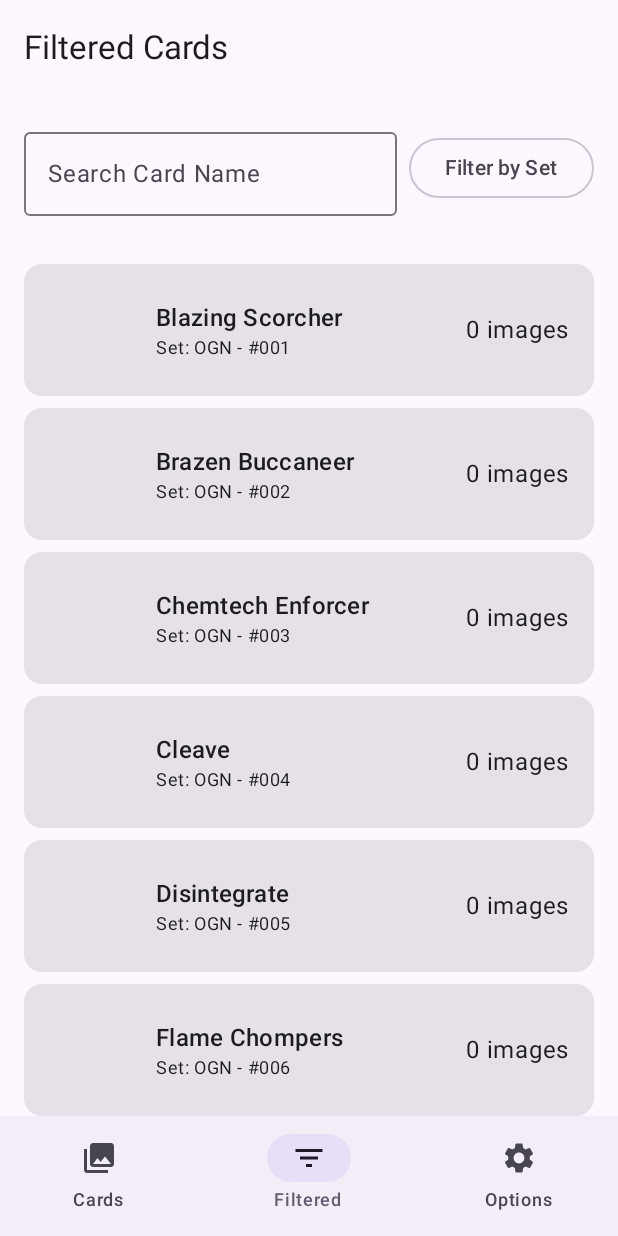
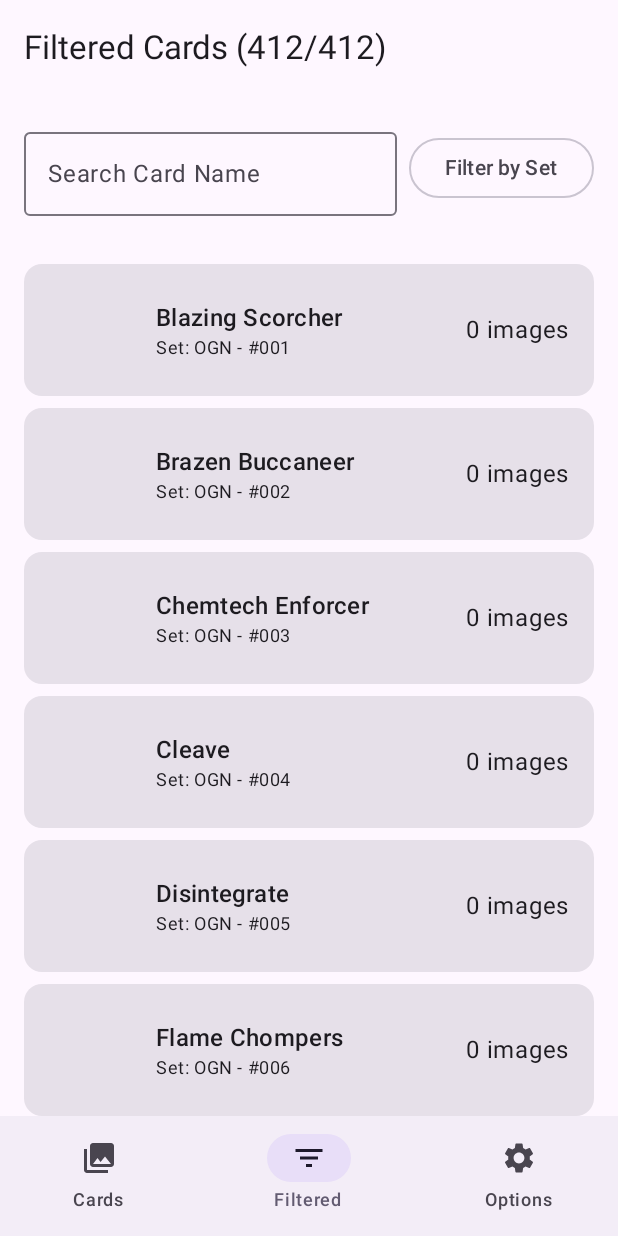
Before and after one commit to fresh2nd/CardDataSetCreator, an Android app built with Jetpack Compose: the FilteredCardListScreen screen opened through its navigation route, on a phone screen of 412 x 824 dp. Run offline under Robolectric (Android 15) with nearby library versions, the phone set to English and light mode, and no system bars.

```diff
--- a/app/src/main/java/com/dataset/creator/ui/camera/CameraScreen.kt
+++ b/app/src/main/java/com/dataset/creator/ui/camera/CameraScreen.kt
@@ -123,7 +123,9 @@ fun CameraScreen(cardName: String, navController: NavController, viewModel: Card
                     val currentIndex = cards.indexOfFirst { it.getFolderName() == cardName }
                     if (currentIndex != -1 && currentIndex < cards.size - 1) {
                         val nextCard = cards[currentIndex + 1]
-                        navController.popBackStack()
+                        navController.navigate("cardDetails/${nextCard.getFolderName()}") {
+                            popUpTo("cardDetails/$cardName") { inclusive = true }
+                        }
                         navController.navigate("camera/${nextCard.getFolderName()}")
                     }
                 }) {
--- a/app/src/main/java/com/dataset/creator/ui/cards/FilteredCardListScreen.kt
+++ b/app/src/main/java/com/dataset/creator/ui/cards/FilteredCardListScreen.kt
@@ -41,9 +41,15 @@ fun FilteredCardListScreen(navController: NavController, viewModel: CardsViewMod
         }
     }
 
+    val totalCardsInSet = remember(viewModel.cards, selectedSet) {
+        viewModel.cards.filter { card ->
+            selectedSet == null || card.set == selectedSet
+        }
+    }
+
     Scaffold(
         topBar = {
-            TopAppBar(title = { Text("Filtered Cards") })
+            TopAppBar(title = { Text("Filtered Cards (${filteredCards.size}/${totalCardsInSet.size})") })
         }
     ) { paddingValues ->
         Column(
```
